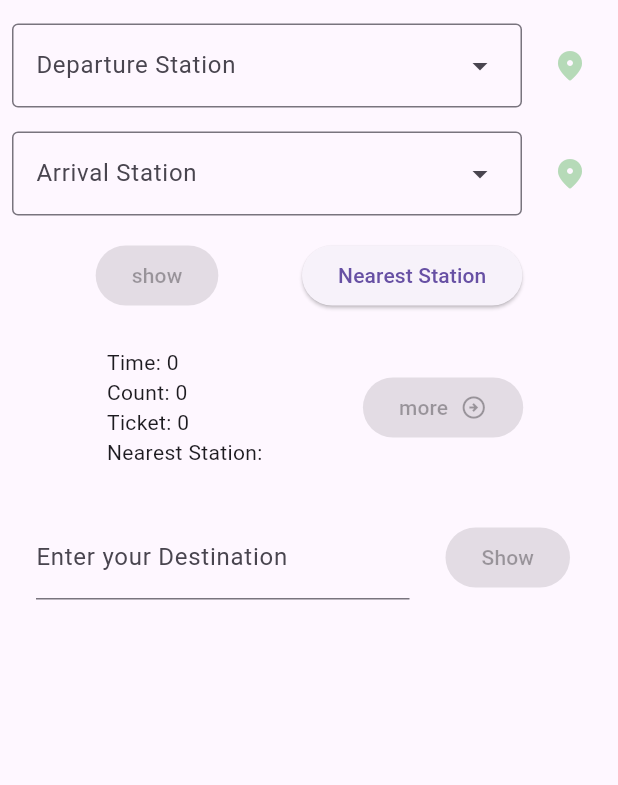
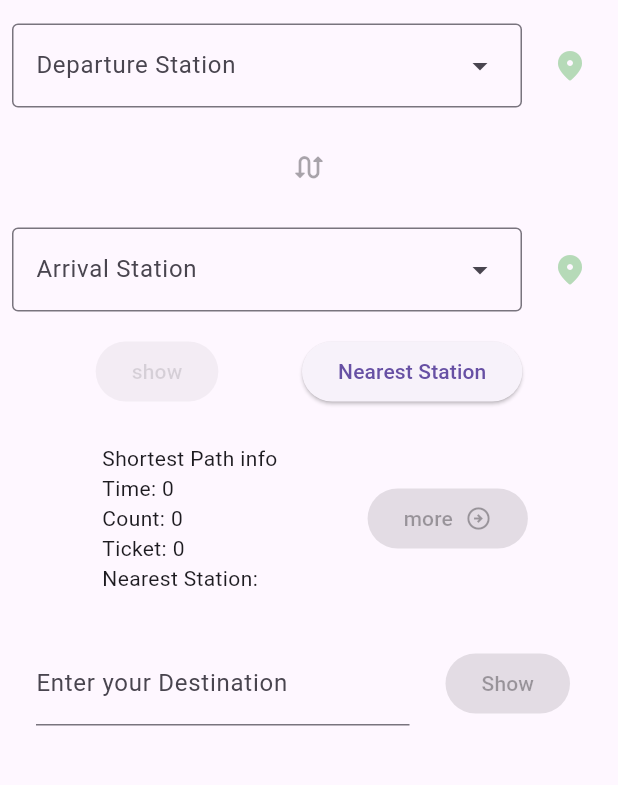
Before and after one commit to HishamHatem/Metro_App, a Flutter app: the screen it shows after launch, on a phone screen of 412 x 824 dp, the part 230-1015 px from its top. Run offline on Flutter 3.47's test engine with Material 3 defaults, Android fonts, the phone set to English and light mode, and no system bars; our stand-ins replace geocoding, geolocator, get.

Commit message:
Enhance station selection and add swap functionality

```diff
--- a/metro/lib/first_page.dart
+++ b/metro/lib/first_page.dart
@@ -388,13 +388,22 @@ class _FirstPageState extends State<FirstPage> {
                                   DropdownMenuEntry(value: station, label: station),
                               ],
                               menuStyle: MenuStyle(
-                                maximumSize: MaterialStateProperty.all<Size>(
+                                maximumSize: WidgetStateProperty.all<Size>(
                                   Size(300, 400),
                                 ), // width, height
                               ),
                               onSelected: (String? text) {
                                 firstStation.value = startStationController.text;
+                                if(firstStation.value != '' && graphs.containsKey(firstStation.value)) {
                                   startStationEnable.value = startStationController.text.isNotEmpty;
+                                } else {
+                                  startStationEnable.value = false;
+                                  WidgetsBinding.instance.addPostFrameCallback((_) {
+                                    startStationController.clear();
+                                    firstStation.value = '';
+                                  });
+                                  Get.snackbar('Error', 'Invalid station selected');
+                                }
                               },
                             ),
                           ),
@@ -419,6 +428,24 @@ class _FirstPageState extends State<FirstPage> {
                         ],
                       ),
 
+                      Obx((){
+                        return IconButton(
+                            onPressed: (startStationEnable.value && endStationEnable.value) ? () {
+                              // Swap the values of the two stations
+                              String temp = firstStation.value;
+                              firstStation.value = secondStation.value;
+                              secondStation.value = temp;
+
+                              // Update the controllers
+                              startStationController.text = firstStation.value;
+                              endStationController.text = secondStation.value;
+                            } : null,
+                            icon: Icon(
+                              Icons.swap_calls_rounded,
+                            )
+                        );
+                      }),
+
                       Row(
                         spacing: 8,
                         children: [
@@ -436,13 +463,18 @@ class _FirstPageState extends State<FirstPage> {
                                   DropdownMenuEntry(value: station, label: station),
                               ],
                               menuStyle: MenuStyle(
-                                maximumSize: MaterialStateProperty.all<Size>(
+                                maximumSize: WidgetStateProperty.all<Size>(
                                   Size(300, 400),
                                 ), // width, height
                               ),
                               onSelected: (String? text) {
                                 secondStation.value = endStationController.text;
+                                if(secondStation.value != '' && graphs.containsKey(secondStation.value)) {
                                   endStationEnable.value = endStationController.text.isNotEmpty;
+                                } else {
+                                  endStationEnable.value = false;
+                                  Get.snackbar('Error', 'Invalid station selected');
+                                }
                               },
                             ),
                           ),
@@ -471,7 +503,10 @@ class _FirstPageState extends State<FirstPage> {
                         mainAxisAlignment: MainAxisAlignment.spaceEvenly,
                         children: [
                           Obx(() {
-                            return ElevatedButton(
+                            return AnimatedOpacity(
+                              opacity: (startStationEnable.value && endStationEnable.value) ? 1.0 : 0.4,
+                              duration: Duration(milliseconds: 300),
+                              child: ElevatedButton(
                                 onPressed:
                                 (startStationEnable.value && endStationEnable.value)
                                     ? () {
@@ -496,6 +531,7 @@ class _FirstPageState extends State<FirstPage> {
                                 }
                                     : null,
                                 child: Text('show'),
+                              ),
                             );
                           }),
                           ElevatedButton(
@@ -518,6 +554,7 @@ class _FirstPageState extends State<FirstPage> {
                                   Padding(
                                     padding: const EdgeInsets.all(8.0),
                                     child: Text(
+                                      'Shortest Path info\n'
                                       'Time: ${time}\n'
                                       'Count: ${count}\n'
                                       'Ticket: ${ticket}\n'
```
Lines whose indentation alone changed are shown as unchanged.
